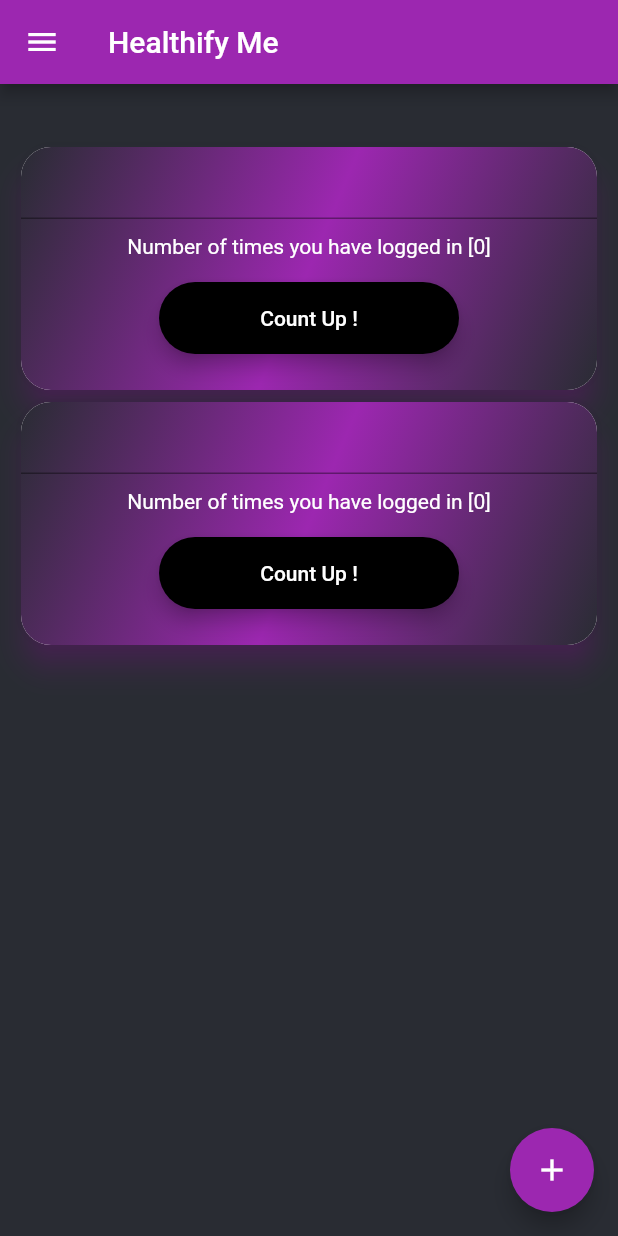
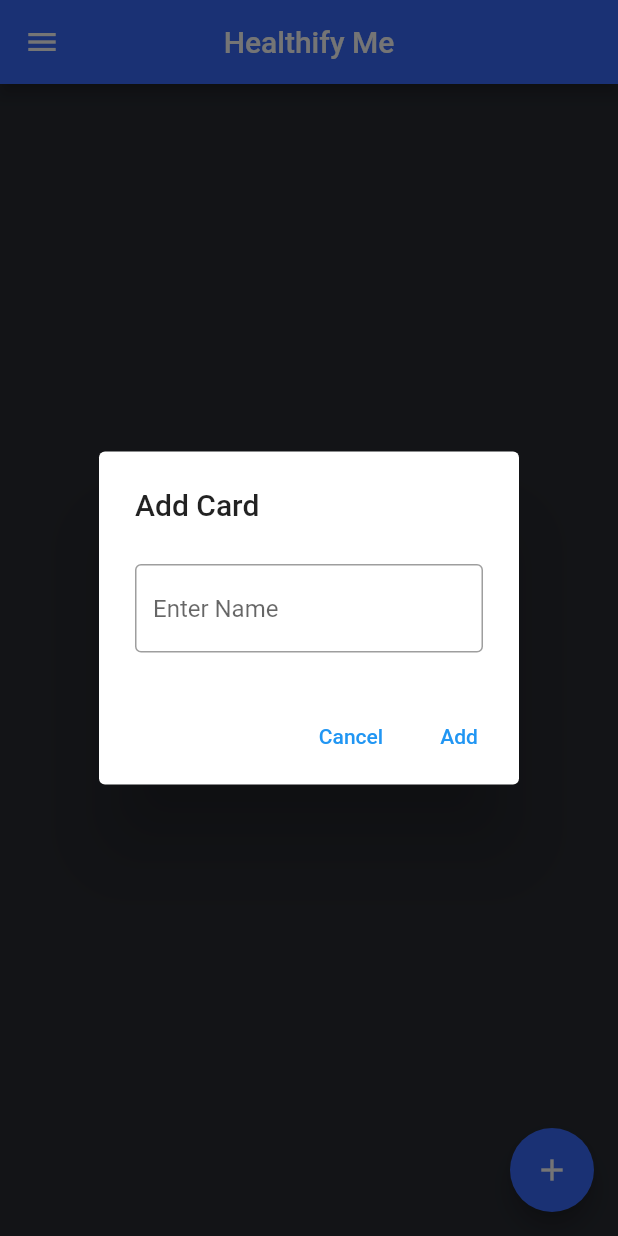
Before and after one commit to Pbonmars-20031006/GSDC_habit_tracking_app, a Flutter app: the HomeScreen screen opened by its route, after a tap on the "add" icon, on a phone screen of 412 x 824 dp. Run offline on Flutter 3.47's test engine with Material 2 defaults, Android fonts, the phone set to English and light mode, and no system bars; our stand-ins replace firebase_auth, firebase_core, hive, hive_flutter, modal_progress_hud; accounts and stored records are empty.

Commit message:
before timer

```diff
--- /dev/null
+++ b/lib/hive_models/boxes.dart
@@ -0,0 +1,6 @@
+import 'package:hive/hive.dart';
+import 'package:flutter_auth/hive_models/carddetails.dart';
+
+class Boxes {
+  static Box<cardetails> getCardetails() => Hive.box<cardetails>('carddetails');
+}
--- /dev/null
+++ b/lib/hive_models/carddetails.dart
@@ -0,0 +1,11 @@
+import 'package:hive/hive.dart';
+
+part 'carddetails.g.dart';
+
+@HiveType(typeId: 0)
+class cardetails extends HiveObject {
+  @HiveField(0)
+  late String widget_name;
+  @HiveField(1)
+  late int count;
+}
--- a/lib/home_screen.dart
+++ /dev/null
@@ -1,172 +0,0 @@
-//@dart=2.9
-import 'package:flutter/material.dart';
-import 'package:firebase_auth/firebase_auth.dart';
-import 'rounded_button.dart';
-
-User loggedinUser;
-
-class HomeScreen extends StatefulWidget {
-  @override
-  _HomeScreenState createState() => _HomeScreenState();
-}
-
-int element = 0;
-
-class _HomeScreenState extends State<HomeScreen> {
-  final _auth = FirebaseAuth.instance;
-
-  // void initState() {
-  //   super.initState();
-  //   getCurrentUser();
-  // }
-
-  // //using this function you can use the credentials of the user
-  // void getCurrentUser() async {
-  //   try {
-  //     final user = await _auth.currentUser;
-  //     if (user != null) {
-  //       loggedinUser = user;
-  //     }
-  //   } catch (e) {
-  //     print(e);
-  //   }
-  // }
-
-  // @override
-  // Widget build(BuildContext context) {
-  //   return Scaffold(
-  //     appBar: AppBar(
-  //       leading: null,
-  //       actions: <Widget>[
-  //         IconButton(
-  //             icon: Icon(Icons.close),
-  //             onPressed: () {
-  //               _auth.signOut();
-  //               Navigator.pop(context);
-
-  //               //Implement logout functionality
-  //             }),
-  //       ],
-  //       title: Text('Home Page'),
-  //       backgroundColor: Colors.lightBlueAccent,
-  //     ),
-  //     body: Center(
-  //       child: Text(
-  //         "Welcome User",
-  //         style: TextStyle(fontSize: 20.0, fontWeight: FontWeight.bold),
-  //       ),
-  //     ),
-  //   );
-  // }
-  // List<CustomCard> customcardlist = [];
-  // List<int> counterslist = [];
-  // addWidget() {
-  //   customcardlist.add(CustomCard());
-  // }
-  int cardcount = 0;
-  List<int> counterList = [0];
-  List<int> cardlist = [0];
-  List<TextEditingController> _widgetname =
-      List.generate(74, (index) => TextEditingController());
-
-  void currentcounter() {
-    setState(() {
-      counterList[cardcount]++;
-      element = counterList[cardcount];
-    });
-  }
-
-  @override
-  Widget build(BuildContext context) {
-    //   Widget dynamicTextFieldnew = new Flexible(
-    //     flex: 2,
-    //     child: new ListView.builder(
-    //       itemCount: customcardlist.length,
-    //       itemBuilder: (_, index) => customcardlist[index],
-    //     ),
-    //   );
-
-    //   Widget result = new Flexible(
-    //     flex: 1,
-    //     child: new CustomCard(
-    //     ),
-    //   );
-    return Scaffold(
-      drawer: Drawer(
-        child: ListView(),
-      ),
-      backgroundColor: Color(0xFF292C33),
-      appBar: AppBar(
-        title: Text(
-          'Healthify Me',
-          style: TextStyle(
-            color: Colors.white,
-            fontSize: 20,
-          ),
-          textAlign: TextAlign.center,
-        ),
-        backgroundColor: Colors.purple,
-      ),
-      floatingActionButton: FloatingActionButton(
-          backgroundColor: Colors.purple,
-          child: Icon(Icons.add),
-          tooltip: 'Add new cards :)',
-          onPressed: () {
-            cardcount += 1;
-            cardlist.add(cardcount);
-            setState(() {});
-          }),
-      body: Padding(
-          padding: EdgeInsets.only(top: 38.0, right: 10, left: 10),
-          child: ListView.builder(
-              itemCount: cardlist.length,
-              itemBuilder: (content, index) {
-                return Container(
-                  height: 170,
-                  child: Card(
-                    shape: RoundedRectangleBorder(
-                        borderRadius: BorderRadius.circular(20.0)),
-                    shadowColor: Colors.purple,
-                    child: Container(
-                      decoration: BoxDecoration(
-                        borderRadius: BorderRadius.circular(20),
-                        gradient: LinearGradient(
-                          colors: [
-                            Color(0xFF292C33),
-                            Colors.purple,
-                            Color(0xFF292C33),
-                          ],
-                          begin: Alignment.topLeft,
-                          end: Alignment.bottomRight,
-                        ),
-                      ),
-                      child: Column(
-                        children: [
-                          TextFormField(
-                            controller: _widgetname[index],
-                          ),
-                          SizedBox(
-                            height: 10,
-                          ),
-                          Container(
-                            child: Text(
-                              'Number of times you have logged in $counterList',
-                              style: TextStyle(
-                                color: Colors.white,
-                              ),
-                            ),
-                          ),
-                          RoundedButton(
-                              colour: Colors.black,
-                              title: 'Count Up !',
-                              onPressed: currentcounter),
-                        ],
-                      ),
-                    ),
-                    elevation: 8,
-                  ),
-                );
-              })),
-    );
-  }
-}
--- /dev/null
+++ b/lib/screens/home_screen.dart
@@ -0,0 +1,262 @@
+//@dart=2.9
+import 'dart:developer';
+
+import 'package:flutter/material.dart';
+import 'package:firebase_auth/firebase_auth.dart';
+import 'package:flutter_auth/widgets/CustomCard.dart';
+import 'package:flutter_auth/hive_models/carddetails.dart';
+import 'package:hive_flutter/hive_flutter.dart';
+import '../widgets/rounded_button.dart';
+import 'package:hive/hive.dart';
+import '../hive_models/boxes.dart';
+
+User loggedinUser;
+
+class HomeScreen extends StatefulWidget {
+  @override
+  _HomeScreenState createState() => _HomeScreenState();
+}
+
+int element = 0;
+
+class _HomeScreenState extends State<HomeScreen> {
+  final _auth = FirebaseAuth.instance;
+
+  final List<cardetails> carddetails = [];
+
+  @override
+  void dispose() {
+    Hive.box('carddetails').close();
+
+    super.dispose();
+  }
+
+  @override
+  Widget build(BuildContext context) {
+    return Scaffold(
+      drawer: Drawer(
+        child: ListView(),
+      ),
+      backgroundColor: Color(0xFF292C33),
+      appBar: AppBar(
+        title: Text(
+          'Healthify Me',
+          style: TextStyle(
+            color: Colors.white,
+            fontSize: 20,
+          ),
+          textAlign: TextAlign.center,
+        ),
+        centerTitle: true,
+        backgroundColor: Color(0xFF396AFC),
+      ),
+      body: ValueListenableBuilder<Box<cardetails>>(
+        valueListenable: Boxes.getCardetails().listenable(),
+        builder: (context, box, _) {
+          final cards = box.values.toList().cast<cardetails>();
+
+          return buildContent(cards);
+        },
+      ),
+      floatingActionButton: FloatingActionButton(
+        backgroundColor: Color(0xFF396AFC),
+        child: Icon(Icons.add),
+        onPressed: () => showDialog(
+          context: context,
+          builder: (context) => CustomCard(
+            onClickedDone: addTransaction,
+          ),
+        ),
+      ),
+    );
+  }
+
+  Widget buildContent(List<cardetails> carddetails) {
+    return Container(
+        child: ListView.builder(
+      padding: EdgeInsets.all(8),
+      itemCount: carddetails.length,
+      itemBuilder: (BuildContext context, int index) {
+        final cardAt = carddetails[index];
+
+        return buildTransaction(context, cardAt);
+      },
+    ));
+  }
+
+  Widget buildTransaction(
+    BuildContext context,
+    cardetails cardAt,
+  ) {
+    int tempcount = cardAt.count;
+    return Card(
+      color: Colors.white,
+      child: Container(
+        decoration: BoxDecoration(
+          //borderRadius: BorderRadius.circular(20),
+          gradient: LinearGradient(
+            colors: [
+              Color(0xFF396AFC),
+              Color(0XFF6188FF),
+              Color(0xFF86A4FF),
+            ],
+            begin: Alignment.topLeft,
+            end: Alignment.bottomRight,
+          ),
+        ),
+        child: ExpansionTile(
+          tilePadding: EdgeInsets.symmetric(horizontal: 24, vertical: 8),
+          title: Container(
+            child: Text(
+              cardAt.widget_name,
+              maxLines: 2,
+              style: TextStyle(
+                  fontWeight: FontWeight.bold,
+                  fontSize: 18,
+                  color: Colors.white),
+            ),
+          ),
+          children: [
+            Text(
+              '${cardAt.count}',
+              style: TextStyle(
+                  fontWeight: FontWeight.bold,
+                  fontSize: 18,
+                  color: Colors.white),
+            ),
+            buildButtons(context, cardAt),
+          ],
+        ),
+      ),
+    );
+  }
+
+  Widget buildButtons(BuildContext context, cardetails cardAt) {
+    return Row(
+      children: [
+        Expanded(
+          child: TextButton.icon(
+            label: Text(
+              '',
+              style: TextStyle(fontSize: 15, color: Colors.white),
+            ),
+            icon: Icon(
+              Icons.edit,
+              color: Colors.white,
+            ),
+            onPressed: () => Navigator.of(context).push(
+              MaterialPageRoute(
+                builder: (context) => CustomCard(
+                  carddetails: cardAt,
+                  onClickedDone: (name, amount) =>
+                      editTransaction(cardAt, name, amount),
+                ),
+              ),
+            ),
+          ),
+        ),
+        Expanded(
+          child: TextButton.icon(
+            label: Text(
+              '',
+              style: TextStyle(fontSize: 15, color: Colors.white),
+            ),
+            icon: Icon(
+              Icons.delete,
+              color: Colors.white,
+            ),
+            onPressed: () => deleteTransaction(cardAt),
+          ),
+        ),
+        Expanded(
+            child: TextButton.icon(
+          label: Text(
+            '',
+            style: TextStyle(fontSize: 15, color: Colors.white),
+          ),
+          icon: Icon(
+            Icons.add,
+            color: Colors.white,
+          ),
+          onPressed: () => countUp(cardAt),
+        )),
+        Expanded(
+            child: TextButton.icon(
+          label: Text(
+            '',
+            style: TextStyle(fontSize: 15, color: Colors.white),
+          ),
+          icon: Icon(
+            Icons.remove,
+            color: Colors.white,
+          ),
+          onPressed: () => countDown(cardAt),
+        )),
+        Expanded(
+            child: TextButton.icon(
+          label: Text(
+            '',
+            style: TextStyle(fontSize: 15, color: Colors.white),
+          ),
+          icon: Icon(
+            Icons.timer_3_select,
+            color: Colors.white,
+          ),
+          onPressed: () => countDown(cardAt),
+        )),
+      ],
+    );
+  }
+
+  Future addTransaction(String name, int amount) async {
+    final cardAt = cardetails()
+      ..widget_name = name
+      //..createdDate = DateTime.now()
+      ..count = amount;
+
+    final box = Boxes.getCardetails();
+    box.add(cardAt);
+    //box.put('mykey', transaction);
+
+    // final mybox = Boxes.getTransactions();
+    // final myTransaction = mybox.get('key');
+    // mybox.values;
+    // mybox.keys;
+  }
+
+  void editTransaction(
+    cardetails cardAt,
+    String name,
+    int count,
+  ) {
+    cardAt.widget_name = name;
+    cardAt.count = count;
+
+    // final box = Boxes.getTransactions();
+    // box.put(transaction.key, transaction);
+
+    cardAt.save();
+  }
+
+  void deleteTransaction(cardetails cardAt) {
+    // final box = Boxes.getTransactions();
+    // box.delete(transaction.key);
+
+    cardAt.delete();
+    //setState(() => transactions.remove(transaction));
+  }
+
+  void countUp(cardetails cardAt) {
+    cardAt.count++;
+    setState(() {});
+
+    cardAt.save();
+  }
+
+  void countDown(cardetails cardAt) {
+    cardAt.count--;
+    setState(() {});
+
+    cardAt.save();
+  }
+}
--- /dev/null
+++ b/lib/widgets/CustomCard.dart
@@ -0,0 +1,103 @@
+import 'package:flutter/src/widgets/container.dart';
+import 'package:flutter/src/widgets/framework.dart';
+import 'package:flutter/material.dart';
+import '../hive_models/carddetails.dart';
+import 'rounded_button.dart';
+
+class CustomCard extends StatefulWidget {
+  final cardetails? carddetails;
+
+  final Function(String widget_name, int count) onClickedDone;
+
+  const CustomCard({
+    Key? key,
+    this.carddetails,
+    required this.onClickedDone,
+  }) : super(key: key);
+  //TextEditingController _widgetname = new TextEditingController();
+
+  @override
+  _CustomCardState createState() => _CustomCardState();
+}
+
+class _CustomCardState extends State<CustomCard> {
+  final formkey = GlobalKey<FormState>();
+  final widget_namecontroller = TextEditingController();
+
+  @override
+  void initState() {
+    super.initState();
+
+    if (widget.carddetails != null) {
+      final carddetails = widget.carddetails!;
+
+      widget_namecontroller.text = carddetails.widget_name;
+    }
+  }
+
+  @override
+  void dispose() {
+    widget_namecontroller.dispose();
+
+    super.dispose();
+  }
+
+  @override
+  Widget build(BuildContext context) {
+    final isEditing = widget.carddetails != null;
+    final title = isEditing ? 'Edit Card' : 'Add Card';
+
+    return AlertDialog(
+      title: Text(title),
+      content: Form(
+        key: formkey,
+        child: SingleChildScrollView(
+          child: Column(
+            mainAxisSize: MainAxisSize.min,
+            children: <Widget>[
+              SizedBox(height: 8),
+              buildWidgetName(),
+            ],
+          ),
+        ),
+      ),
+      actions: <Widget>[
+        buildCancelButton(context),
+        buildAddButton(context, isEditing: isEditing),
+      ],
+    );
+  }
+
+  Widget buildWidgetName() => TextFormField(
+        controller: widget_namecontroller,
+        decoration: InputDecoration(
+          border: OutlineInputBorder(),
+          hintText: 'Enter Name',
+        ),
+        validator: (widget_name) =>
+            widget_name != null && widget_name.isEmpty ? 'Enter a name' : null,
+      );
+
+  Widget buildCancelButton(BuildContext context) => TextButton(
+        child: Text('Cancel'),
+        onPressed: () => Navigator.of(context).pop(),
+      );
+
+  Widget buildAddButton(BuildContext context, {required bool isEditing}) {
+    final text = isEditing ? 'Save' : 'Add';
+
+    return TextButton(
+      child: Text(text),
+      onPressed: () async {
+        final isValid = formkey.currentState!.validate();
+
+        if (isValid) {
+          final name = widget_namecontroller.text;
+          widget.onClickedDone(name, 0);
+
+          Navigator.of(context).pop();
+        }
+      },
+    );
+  }
+}
```
Also changed, not shown: lib/main.dart (+9 -5 lines), lib/screens/login_screen.dart (renamed from lib/login_screen.dart, +13 -3 lines), lib/screens/signup_screen.dart (renamed from lib/signup_screen.dart, +13 -3 lines), lib/screens/splash_screen.dart (renamed from lib/splash_screen.dart, +7 -16 lines), lib/screens/timer.dart (added, +15 -0 lines), lib/screens/welcome_screen.dart (renamed from lib/welcome_screen.dart, +10 -26 lines), lib/widgets/rounded_button.dart (renamed from lib/rounded_button.dart, +6 -1 lines), pubspec.yaml (+15 -12 lines), asset/fonts/FontsFree-Net-SFProDisplay-Heavy-1.ttf (added), asset/fonts/PlayfairDisplay-Black.ttf (added), asset/fonts/PlayfairDisplay-BlackItalic.ttf (added), asset/fonts/PlayfairDisplay-Regular.ttf (added), lib/hive_models/carddetails.g.dart (added), 1 other file.
